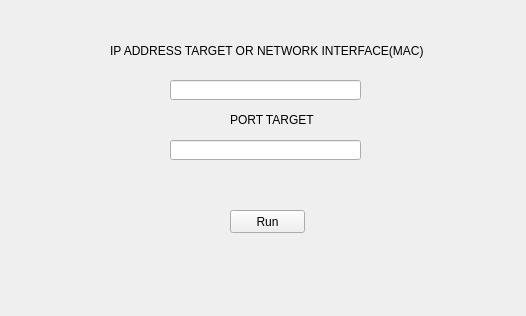
This is settingsPI.ui in FrincuDenis/PI as Qt 5 draws it before an edit. The edited form follows.
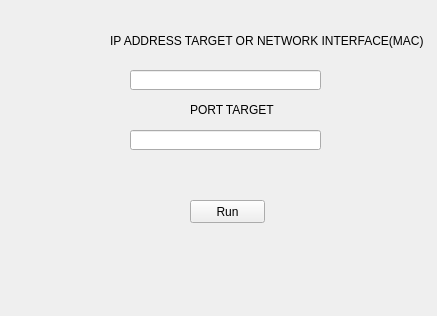
This is the edited form.

What changed in the file:
```diff
--- a/settingsPI.ui
+++ b/settingsPI.ui
@@ -6,7 +6,7 @@
    <rect>
     <x>0</x>
     <y>0</y>
-    <width>526</width>
+    <width>437</width>
     <height>316</height>
    </rect>
   </property>
@@ -17,8 +17,8 @@
    <property name="geometry">
     <rect>
      <x>110</x>
-     <y>30</y>
-     <width>361</width>
+     <y>20</y>
+     <width>321</width>
      <height>41</height>
     </rect>
    </property>
@@ -29,8 +29,8 @@
   <widget class="QLabel" name="portxt">
    <property name="geometry">
     <rect>
-     <x>230</x>
-     <y>110</y>
+     <x>190</x>
+     <y>100</y>
      <width>151</width>
      <height>20</height>
     </rect>
@@ -42,8 +42,8 @@
   <widget class="QPushButton" name="run">
    <property name="geometry">
     <rect>
-     <x>230</x>
-     <y>210</y>
+     <x>190</x>
+     <y>200</y>
      <width>75</width>
      <height>23</height>
     </rect>
@@ -55,8 +55,8 @@
   <widget class="QLineEdit" name="ipbox">
    <property name="geometry">
     <rect>
-     <x>170</x>
-     <y>80</y>
+     <x>130</x>
+     <y>70</y>
      <width>191</width>
      <height>20</height>
     </rect>
@@ -65,8 +65,8 @@
   <widget class="QLineEdit" name="portbox">
    <property name="geometry">
     <rect>
-     <x>170</x>
-     <y>140</y>
+     <x>130</x>
+     <y>130</y>
      <width>191</width>
      <height>20</height>
     </rect>
```
Left out of the diff: 6 changed lines with no effect on the pictures.
